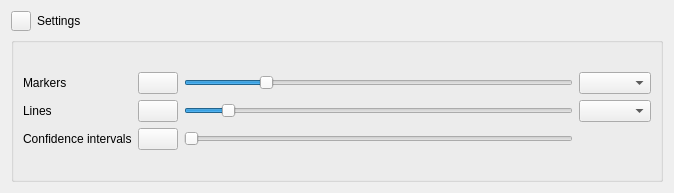
softmatterlab/Braph-2.0-Python, file braphy/gui/ui_files/binary_plot_settings.ui: the form before one commit.
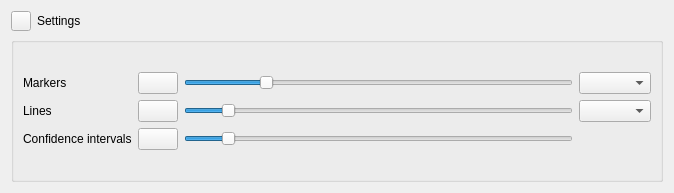
The form after the commit.

What changed in the file:
```diff
--- a/braphy/gui/ui_files/binary_plot_settings.ui
+++ b/braphy/gui/ui_files/binary_plot_settings.ui
@@ -123,8 +123,11 @@
             <property name="enabled">
              <bool>true</bool>
             </property>
+            <property name="maximum">
+             <number>100</number>
+            </property>
             <property name="value">
-             <number>0</number>
+             <number>10</number>
             </property>
             <property name="orientation">
              <enum>Qt::Horizontal</enum>
```
